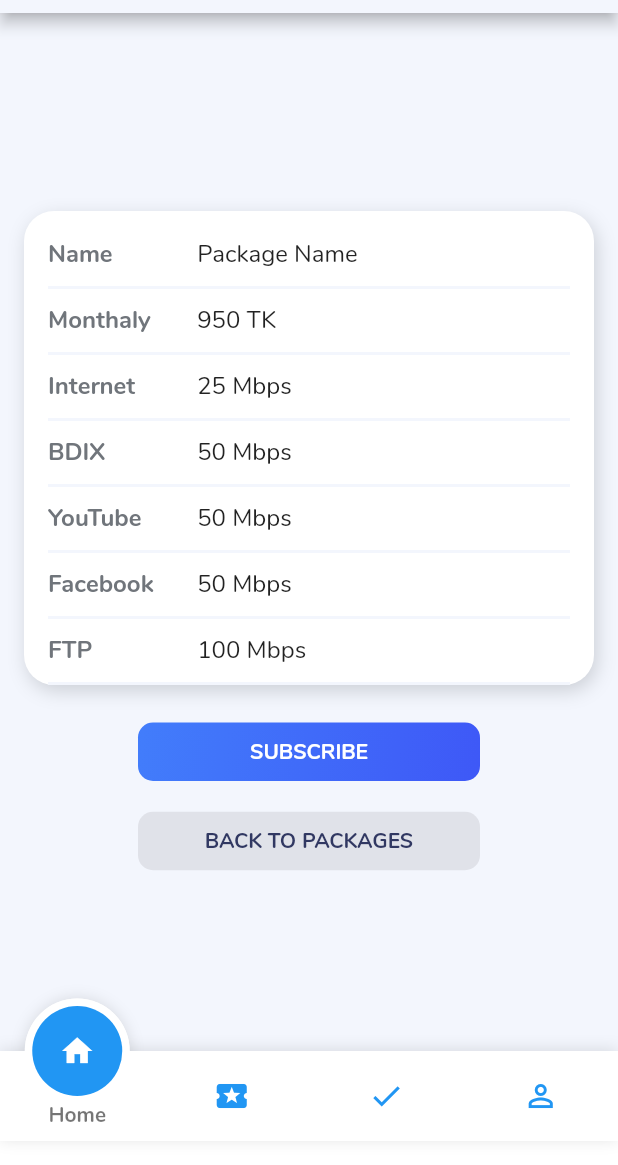
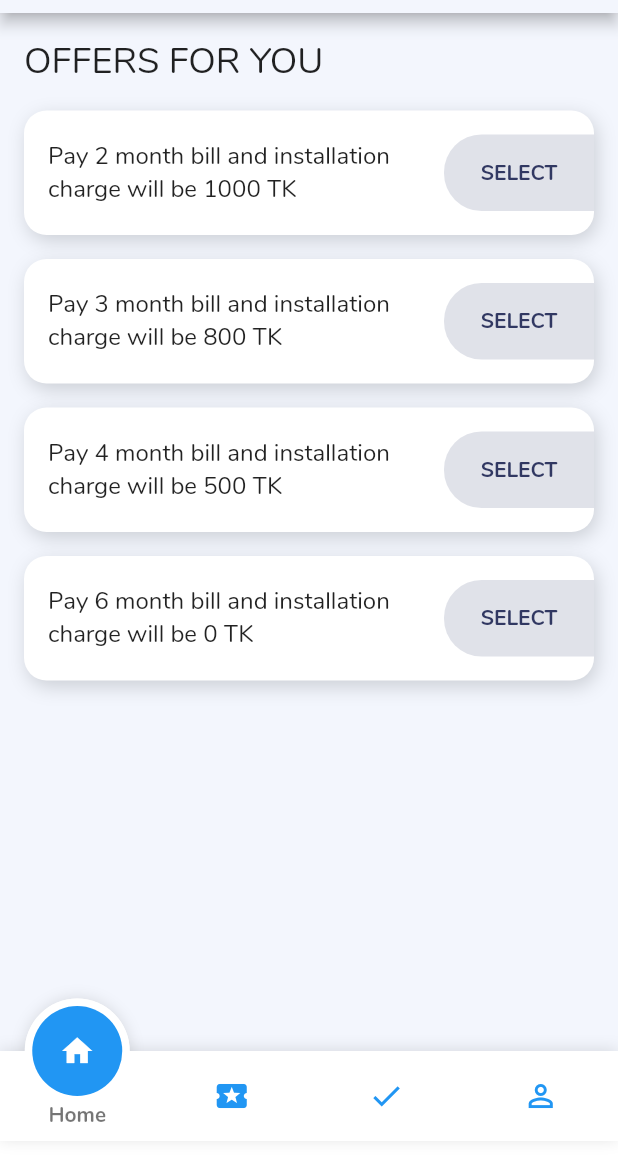
Before and after one commit to abuanwar072/Colbd_Flutter_App, a Flutter app: the PackageDetails screen opened directly, after a tap on "SUBSCRIBE", on a phone screen of 412 x 824 dp, the part 71-1236 px from its top. Run offline on Flutter 3.47's test engine with Material 2 defaults, Android fonts, the phone set to English and light mode, and no system bars; drawn by our look-alikes of fancy_bottom_navigation; our stand-ins replace flutter_svg.

Commit message:
package offer done

```diff
--- a/lib/screens/package_detail_screen.dart
+++ b/lib/screens/package_detail_screen.dart
@@ -1,4 +1,5 @@
 import 'package:colbd_app/constant.dart';
+import 'package:colbd_app/screens/package_offer_screen.dart';
 import 'package:colbd_app/widgets/botton_navigation.dart';
 import 'package:colbd_app/widgets/buttons.dart';
 import 'package:colbd_app/widgets/default_appbar.dart';
@@ -59,7 +60,16 @@ class PackageDetails extends StatelessWidget {
                 ],
               ),
             ),
-            DefaultButton(press: () {}, text: "Subscribe"),
+            DefaultButton(
+                press: () {
+                  Navigator.push(
+                    context,
+                    MaterialPageRoute(builder: (context) {
+                      return PackageOfferPage();
+                    }),
+                  );
+                },
+                text: "Subscribe"),
             SizedBox(height: 16),
             SecondaryButton(
                 press: () {
--- /dev/null
+++ b/lib/screens/package_offer_screen.dart
@@ -0,0 +1,112 @@
+import 'package:colbd_app/constant.dart';
+import 'package:colbd_app/widgets/botton_navigation.dart';
+import 'package:colbd_app/widgets/default_appbar.dart';
+import 'package:flutter/material.dart';
+
+class PackageOfferPage extends StatelessWidget {
+  @override
+  Widget build(BuildContext context) {
+    return Scaffold(
+      appBar: defaultAppBar(context),
+      bottomNavigationBar: defaultBottonNavBar(),
+      body: Padding(
+        padding: EdgeInsets.only(left: 16, top: 16, right: 16),
+        child: Column(
+          crossAxisAlignment: CrossAxisAlignment.start,
+          children: <Widget>[
+            Text(
+              "Offers for you".toUpperCase(),
+              style: Theme.of(context).textTheme.headline,
+            ),
+            SizedBox(height: 16),
+            Expanded(
+              child: ListView(
+                children: <Widget>[
+                  OfferCard(
+                    month: 2,
+                    price: 1000,
+                    press: () {},
+                  ),
+                  OfferCard(
+                    month: 3,
+                    price: 800,
+                    press: () {},
+                  ),
+                  OfferCard(
+                    month: 4,
+                    price: 500,
+                    press: () {},
+                  ),
+                  OfferCard(
+                    month: 6,
+                    price: 0,
+                    press: () {},
+                  ),
+                ],
+              ),
+            ),
+          ],
+        ),
+      ),
+    );
+  }
+}
+
+class OfferCard extends StatelessWidget {
+  final int month;
+  final int price;
+  final Function press;
+  const OfferCard({
+    Key key,
+    @required this.month,
+    @required this.price,
+    @required this.press,
+  }) : super(key: key);
+
+  @override
+  Widget build(BuildContext context) {
+    return Container(
+      padding: EdgeInsets.only(top: 16, left: 16, bottom: 16),
+      margin: EdgeInsets.only(bottom: 16),
+      decoration: BoxDecoration(
+        borderRadius: BorderRadius.circular(15),
+        color: kWhiteColor,
+        boxShadow: [kShadowLight],
+      ),
+      child: Row(
+        children: <Widget>[
+          Expanded(
+            child: Text(
+              "Pay $month month bill and installation charge will be $price TK",
+              style: Theme.of(context).textTheme.subhead,
+              maxLines: 2,
+            ),
+          ),
+          InkWell(
+            onTap: press,
+            child: Container(
+              margin: EdgeInsets.only(left: 8),
+              padding: EdgeInsets.symmetric(horizontal: 16, vertical: 16),
+              width: 100,
+              decoration: BoxDecoration(
+                color: kSecondaryButtonColor,
+                borderRadius: BorderRadius.only(
+                  topLeft: Radius.circular(25),
+                  bottomLeft: Radius.circular(25),
+                ),
+              ),
+              child: Center(
+                  child: Text(
+                "Select".toUpperCase(),
+                style: Theme.of(context)
+                    .textTheme
+                    .button
+                    .copyWith(color: kTextColor),
+              )),
+            ),
+          ),
+        ],
+      ),
+    );
+  }
+}
```
